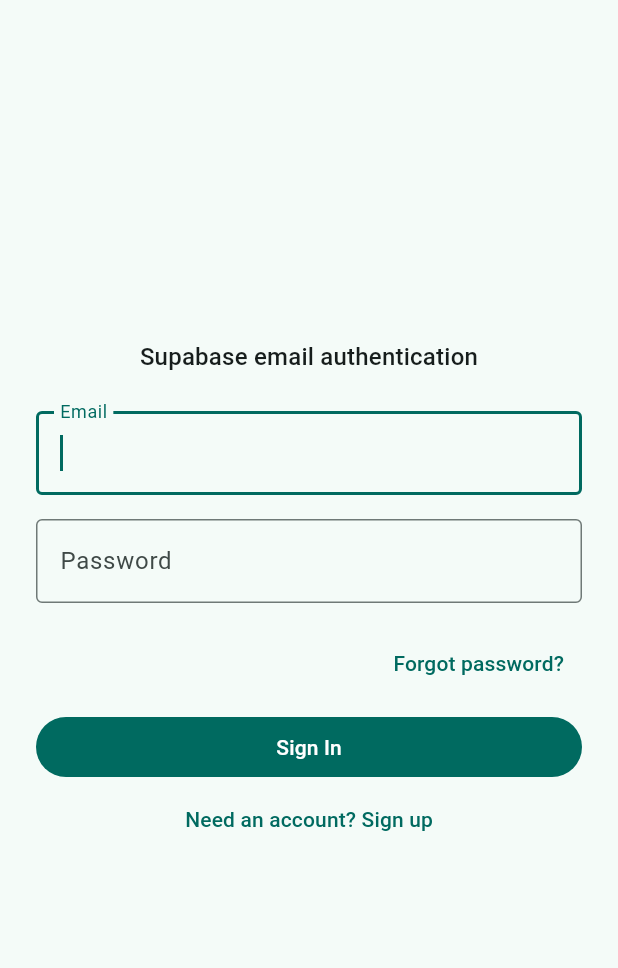
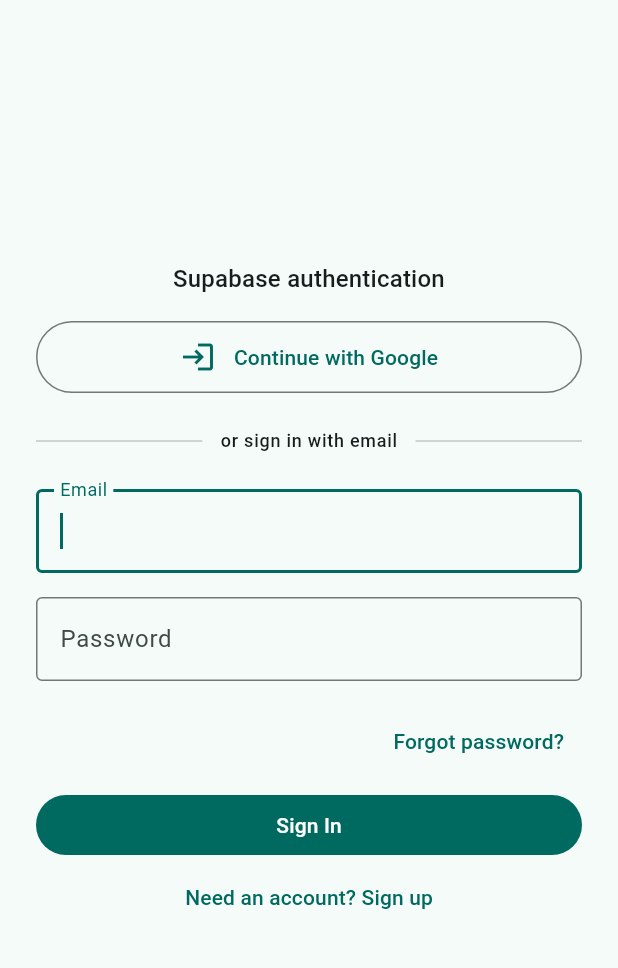
Before and after one commit to jayarous/JoMarket, a Flutter app: the screen it shows after launch, on a phone screen of 412 x 824 dp, the part 63-1031 px from its top. Run offline on Flutter 3.47's test engine with Material 3 defaults, Android fonts, the phone set to English and light mode, and no system bars; our stand-ins replace flutter_dotenv, supabase_flutter; accounts and stored records are empty.

Commit message:
GoogleSignIn

```diff
--- a/lib/main.dart
+++ b/lib/main.dart
@@ -20,6 +20,7 @@ const _supabaseKeyFromDefine = String.fromEnvironment(
   defaultValue: '',
 );
 const _passwordResetRedirectUri = 'com.jomarket.app://password-reset';
+const _googleOAuthRedirectUri = 'com.jomarket.app://auth-callback';
 
 Future<void> main() async {
   WidgetsFlutterBinding.ensureInitialized();
@@ -180,6 +181,7 @@ class _AuthFormState extends State<AuthForm> {
 
   _AuthMode _mode = _AuthMode.signIn;
   bool _loading = false;
+  bool _oauthLoading = false;
   String? _errorMessage;
 
   @override
@@ -244,6 +246,47 @@ class _AuthFormState extends State<AuthForm> {
     }
   }
 
+  Future<void> _signInWithGoogle() async {
+    if (_loading || _oauthLoading) {
+      return;
+    }
+
+    setState(() {
+      _oauthLoading = true;
+      _errorMessage = null;
+    });
+
+    final auth = Supabase.instance.client.auth;
+
+    try {
+      await auth.signInWithOAuth(
+        Provider.google,
+        redirectTo: _googleOAuthRedirectUri,
+      );
+    } on AuthException catch (error) {
+      if (!mounted) {
+        return;
+      }
+      setState(() {
+        _errorMessage = error.message;
+      });
+    } catch (_) {
+      if (!mounted) {
+        return;
+      }
+      setState(() {
+        _errorMessage = 'Google sign in failed. Please try again.';
+      });
+    } finally {
+      if (!mounted) {
+        return;
+      }
+      setState(() {
+        _oauthLoading = false;
+      });
+    }
+  }
+
   void _toggleMode() {
     setState(() {
       _mode = _mode == _AuthMode.signIn ? _AuthMode.signUp : _AuthMode.signIn;
@@ -274,6 +317,10 @@ class _AuthFormState extends State<AuthForm> {
     final toggleLabel = _mode == _AuthMode.signIn
         ? 'Need an account? Sign up'
         : 'Already have an account? Sign in';
+    final busy = _loading || _oauthLoading;
+    final emailSectionLabel = _mode == _AuthMode.signIn
+        ? 'or sign in with email'
+        : 'or sign up with email';
 
     return Scaffold(
       appBar: AppBar(title: Text(title)),
@@ -289,15 +336,53 @@ class _AuthFormState extends State<AuthForm> {
                 crossAxisAlignment: CrossAxisAlignment.stretch,
                 children: [
                   Text(
-                    'Supabase email authentication',
+                    'Supabase authentication',
                     style: Theme.of(context).textTheme.titleMedium,
                     textAlign: TextAlign.center,
+                  ),
+                  const SizedBox(height: 16),
+                  OutlinedButton(
+                    onPressed: busy ? null : _signInWithGoogle,
+                    child: Padding(
+                      padding: const EdgeInsets.symmetric(vertical: 12),
+                      child: Row(
+                        mainAxisSize: MainAxisSize.min,
+                        mainAxisAlignment: MainAxisAlignment.center,
+                        children: [
+                          if (_oauthLoading)
+                            const SizedBox(
+                              width: 20,
+                              height: 20,
+                              child: CircularProgressIndicator(strokeWidth: 2),
+                            )
+                          else
+                            const Icon(Icons.login, size: 24),
+                          const SizedBox(width: 12),
+                          const Text('Continue with Google'),
+                        ],
+                      ),
+                    ),
+                  ),
+                  const SizedBox(height: 24),
+                  Row(
+                    children: [
+                      const Expanded(child: Divider()),
+                      Padding(
+                        padding: const EdgeInsets.symmetric(horizontal: 12),
+                        child: Text(
+                          emailSectionLabel,
+                          style: Theme.of(context).textTheme.labelMedium,
+                        ),
+                      ),
+                      const Expanded(child: Divider()),
+                    ],
                   ),
                   const SizedBox(height: 24),
                   TextFormField(
                     controller: _emailController,
                     keyboardType: TextInputType.emailAddress,
                     autofocus: true,
+                    enabled: !busy,
                     decoration: const InputDecoration(
                       labelText: 'Email',
                       border: OutlineInputBorder(),
@@ -316,6 +401,7 @@ class _AuthFormState extends State<AuthForm> {
                   TextFormField(
                     controller: _passwordController,
                     obscureText: true,
+                    enabled: !busy,
                     decoration: const InputDecoration(
                       labelText: 'Password',
                       border: OutlineInputBorder(),
@@ -335,7 +421,7 @@ class _AuthFormState extends State<AuthForm> {
                     Align(
                       alignment: Alignment.centerRight,
                       child: TextButton(
-                        onPressed: _loading ? null : _openPasswordResetDialog,
+                        onPressed: busy ? null : _openPasswordResetDialog,
                         child: const Text('Forgot password?'),
                       ),
                     ),
@@ -352,7 +438,7 @@ class _AuthFormState extends State<AuthForm> {
                     const SizedBox(height: 16),
                   ],
                   FilledButton(
-                    onPressed: _loading ? null : _submit,
+                    onPressed: busy ? null : _submit,
                     child: _loading
                         ? const SizedBox(
                             width: 20,
@@ -362,7 +448,7 @@ class _AuthFormState extends State<AuthForm> {
                         : Text(submitLabel),
                   ),
                   TextButton(
-                    onPressed: _loading ? null : _toggleMode,
+                    onPressed: busy ? null : _toggleMode,
                     child: Text(toggleLabel),
                   ),
                 ],
```
Also changed, not shown: 5 other files.
